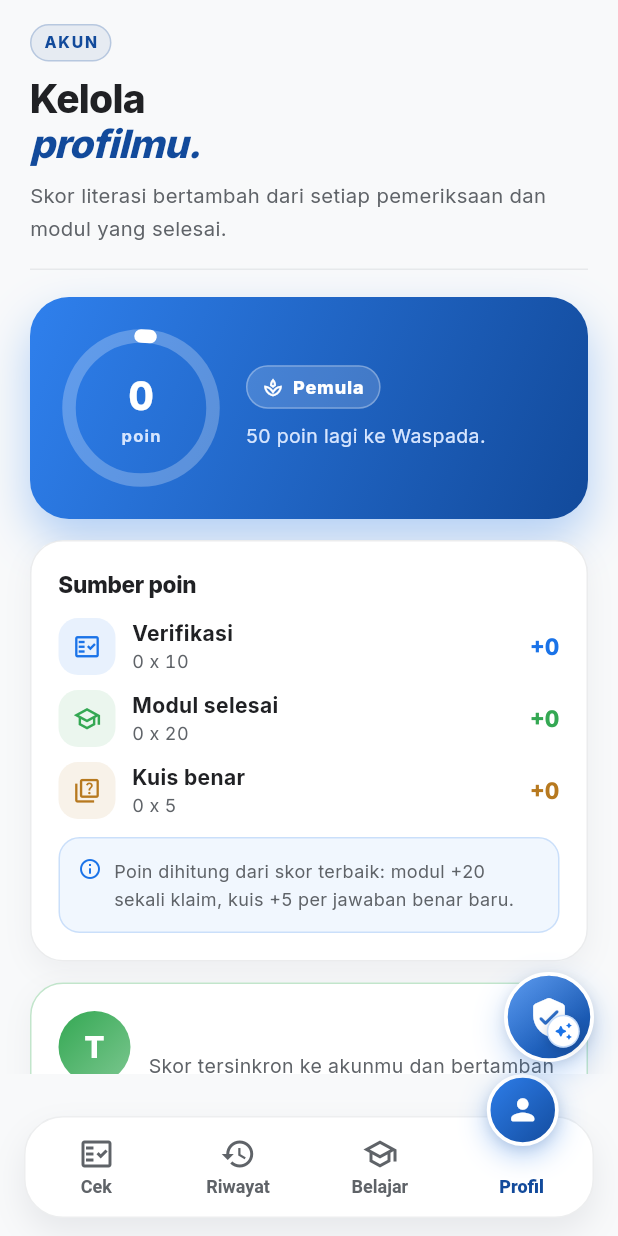
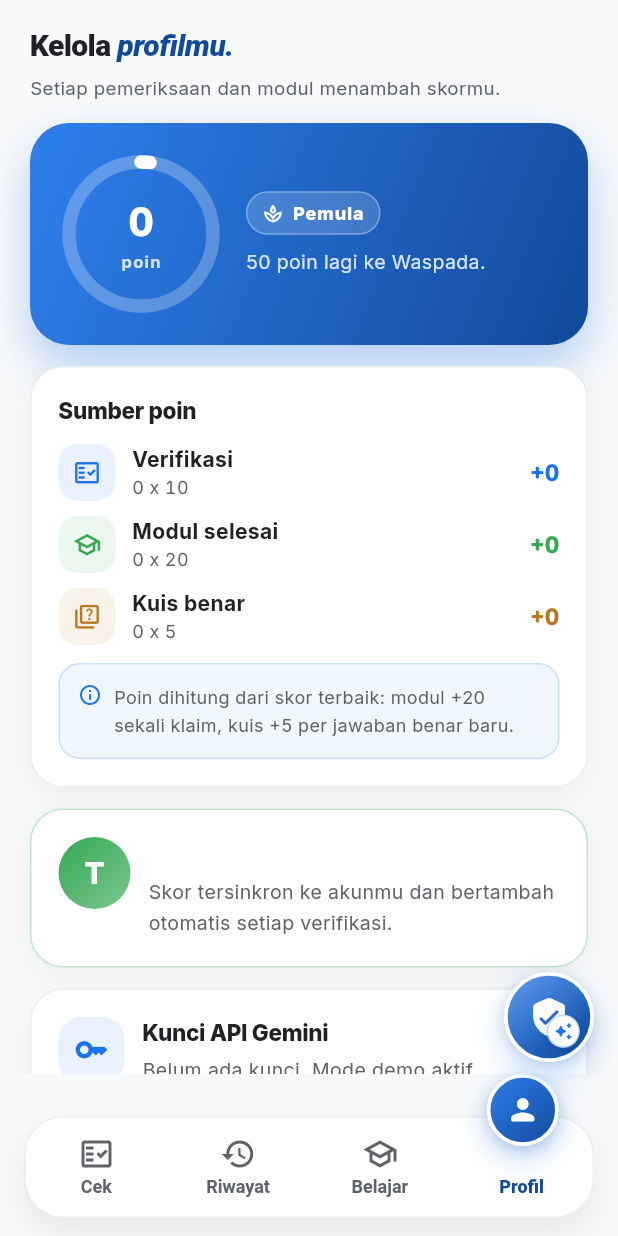
Before and after one commit to andrest1101/literasi-ai, a Flutter app: the HomeScreen screen opened by its route, after a tap on "Pemula", on a phone screen of 412 x 824 dp. Run offline on Flutter 3.47's test engine with Material 3 defaults, Android fonts, the phone set to English and light mode, and no system bars; our stand-ins replace cloud_firestore, firebase_auth, firebase_core, flutter_riverpod, flutter_secure_storage, google_generative_ai and 5 more; accounts and stored records are empty.

Commit message:
feat(ui): header compact Riwayat, Belajar, Profil

```diff
--- a/lib/core/constants/app_strings.dart
+++ b/lib/core/constants/app_strings.dart
@@ -1,6 +1,6 @@
 import '../errors/failures.dart';
 
-// String terpusat — Bahasa Indonesia (PRD: AI response santai tapi informatif).
+// String terpusat: Bahasa Indonesia (PRD: AI response santai tapi informatif).
 abstract final class AppStrings {
   static const String appName = 'LiterasiAI';
   static const String tagline =
@@ -136,12 +136,9 @@ abstract final class AppStrings {
   static const String homeCheckTitle1 = 'Cek kebenaran';
   static const String homeCheckTitle2 = 'sebelum sebar.';
   static const String homeCheckSubtitle =
-      'Satu sesi fokus untuk teks, gambar, atau link — hasil dan saran verifikasi langsung keluar.';
-  static const String homeHistoryEyebrow = 'AKTIVITAS';
+      'Satu sesi fokus untuk teks, gambar, atau link. Hasil dan saran verifikasi langsung keluar.';
   static const String homeHistoryTitle1 = 'Jejak';
   static const String homeHistoryTitle2 = 'pemeriksaanmu.';
-  static const String homeHistorySubtitle =
-      'Semua hasil yang tersimpan, siap ditinjau kembali.';
   static const String historyFilterAll = 'Semua';
   static const String historyFilterHoaks = 'Hoaks';
   static const String historyFilterValid = 'Valid';
@@ -162,11 +159,8 @@ abstract final class AppStrings {
   static const String historySearchHint = 'Cari informasi yang pernah dicek...';
   static const String historyStatsTitle = 'Ringkasan';
   static const String historyDetailTitle = 'Detail Riwayat';
-  static const String homeLearnEyebrow = 'EDUKASI';
   static const String homeLearnTitle1 = 'Naikkan';
   static const String homeLearnTitle2 = 'literasimu.';
-  static const String homeLearnSubtitle =
-      'Tiga modul singkat plus kuis untuk melatih insting cek fakta.';
   static const String learnProgressSuffix = 'modul selesai';
   static const String learnProgressLoading = 'Memuat progres belajar...';
   static const String learnPointsNote =
@@ -193,11 +187,10 @@ abstract final class AppStrings {
   static const String learnQuizBack = 'Kembali ke modul';
   static const String learnGuestNote =
       'Masuk untuk menyimpan progres ke semua perangkat. Tanpa login progres hanya sesi ini.';
-  static const String homeProfileEyebrow = 'AKUN';
   static const String homeProfileTitle1 = 'Kelola';
   static const String homeProfileTitle2 = 'profilmu.';
   static const String homeProfileSubtitle =
-      'Skor literasi bertambah dari setiap pemeriksaan dan modul yang selesai.';
+      'Setiap pemeriksaan dan modul menambah skormu.';
   static const String scoreLevelPrefix = 'Level';
   static const String scorePointsSuffix = 'poin';
   static const String scoreToNextPrefix = 'poin lagi ke';
@@ -259,7 +252,7 @@ abstract final class AppStrings {
       'Buat gratis di Google AI Studio, salin kuncinya, lalu tempel di sini. Kunci tidak pernah dikirim ke mana pun selain API Gemini.';
   static const String demoBadge = 'DEMO';
   static const String demoResultNote =
-      'Hasil demo offline — bukan penilaian AI live. Sambungkan kunci API untuk verifikasi sungguhan.';
+      'Hasil demo offline, bukan penilaian AI live. Sambungkan kunci API untuk verifikasi sungguhan.';
   static const String chatGreetingTitle = 'Halo, aku asisten literasimu.';
   static const String chatGreetingSubtitle =
       'Tanya soal hoaks, clickbait, atau cara verifikasi sumber. Jawabanku santai tapi tetap kritis.';
@@ -340,7 +333,7 @@ abstract final class AppStrings {
   static const String quickCheckSuggestionLabel = 'Saran tindak lanjut';
   static const String quickCheckConfidenceLabel = 'Tingkat keyakinan AI';
 
-  /// Kalimat kesimpulan satu-baris per verdict — status definitif atas
+  /// Kalimat kesimpulan satu-baris per verdict: status definitif atas
   /// informasi yang diperiksa ("apa kesimpulan AI"), BUKAN perintah
   /// perilaku. Perilaku spesifik ("jangan teruskan pesan aslinya")
   /// ditangani "Saran tindak lanjut" per kasus, sehingga tidak
@@ -373,7 +366,7 @@ abstract final class AppStrings {
   static const String connectionTestRun = 'Tes koneksi sekarang';
   static const String connectionTestRunning = 'Menghubungi server AI...';
   static const String connectionTestOk =
-      'Koneksi AI OK. Server menjawab dalam hitungan detik — kunci dan jaringan beres.';
+      'Koneksi AI OK. Server menjawab dalam hitungan detik. Kunci dan jaringan beres.';
   static const String connectionTestSlow =
       'Server tidak menjawab. Periksa koneksi, matikan VPN/ad-block, atau izinkan aplikasi di firewall/antivirus.';
   static const String connectionTestKeyInvalid =
--- a/lib/features/score/presentation/screens/profile_screen.dart
+++ b/lib/features/score/presentation/screens/profile_screen.dart
@@ -5,7 +5,6 @@ import 'package:flutter_riverpod/flutter_riverpod.dart';
 import '../../../../core/constants/app_colors.dart';
 import '../../../../core/constants/app_strings.dart';
 import '../../../../core/utils/api_key_resolver.dart';
-import '../../../../shared/widgets/app_section_header.dart';
 import '../../../auth/presentation/screens/auth_screen.dart';
 import '../../../history/presentation/providers/history_providers.dart';
 import '../providers/score_providers.dart';
@@ -13,7 +12,7 @@ import '../widgets/score_breakdown.dart';
 import '../widgets/score_ring.dart';
 import 'api_key_screen.dart';
 
-/// Tab Profil fungsional pertama — skor + akun + info.
+/// Tab Profil fungsional pertama: skor + akun + info.
 ///
 /// Header kontekstual, cincin skor animasi, rincian sumber poin, dan kartu
 /// akun yang jujur membedakan mode anonim vs tersinkron.
@@ -33,14 +32,8 @@ class ProfileScreen extends ConsumerWidget {
           child: Column(
             crossAxisAlignment: CrossAxisAlignment.stretch,
             children: [
-              const AppSectionHeader(
-                eyebrow: AppStrings.homeProfileEyebrow,
-                titleLine1: AppStrings.homeProfileTitle1,
-                titleLine2: AppStrings.homeProfileTitle2,
-                subtitle: AppStrings.homeProfileSubtitle,
-                accent: SectionAccent.profile,
-              ),
-              const SizedBox(height: 18),
+              const _ProfileHeading(),
+              const SizedBox(height: 14),
               score.when(
                 loading: () => const _ScoreShimmer(),
                 error: (_, _) => _ScoreError(
@@ -76,7 +69,60 @@ User? _safeUser() {
   }
 }
 
-/// Kartu akun — avatar + status jujur + CTA masuk bagi tamu.
+/// Heading compact tab Profil: judul two-tone 20px + 1 baris cara skor
+/// bertambah. ScoreRing di bawahnya TIDAK disentuh: ring adalah konten
+/// utama tab ini, bukan dekorasi. Menggantikan header editorial penuh;
+/// aksen biru-personal dipertahankan pada kata kedua.
+class _ProfileHeading extends StatelessWidget {
+  const _ProfileHeading();
+
+  @override
+  Widget build(BuildContext context) {
+    return const Column(
+      crossAxisAlignment: CrossAxisAlignment.start,
+      children: [
+        Text.rich(
+          TextSpan(
+            children: [
+              TextSpan(
+                text: AppStrings.homeProfileTitle1,
+                style: TextStyle(
+                  fontSize: 20,
+                  fontWeight: FontWeight.w800,
+                  letterSpacing: -0.4,
+                  color: AppColors.textPrimary,
+                ),
+              ),
+              TextSpan(
+                text: ' ${AppStrings.homeProfileTitle2}',
+                style: TextStyle(
+                  fontSize: 20,
+                  fontWeight: FontWeight.w800,
+                  fontStyle: FontStyle.italic,
+                  letterSpacing: -0.4,
+                  color: AppColors.primaryDark,
+                ),
+              ),
+            ],
+          ),
+        ),
+        SizedBox(height: 4),
+        Text(
+          AppStrings.homeProfileSubtitle,
+          maxLines: 2,
+          overflow: TextOverflow.ellipsis,
+          style: TextStyle(
+            fontSize: 12.5,
+            height: 1.55,
+            color: AppColors.textSecondary,
+          ),
+        ),
+      ],
+    );
+  }
+}
+
+/// Kartu akun: avatar + status jujur + CTA masuk bagi tamu.
 ///
 /// Anonim/tanpa login mendapat avatar "T" + tombol Masuk (route `/auth`
 /// yang sudah ada, tanpa flow baru). Tersinkron mendapat avatar inisial
@@ -196,7 +242,7 @@ class _AccountCard extends ConsumerWidget {
   }
 }
 
-/// Skeleton bernyawa saat skor dimuat — bukan kotak putih polos.
+/// Skeleton bernyawa saat skor dimuat: bukan kotak putih polos.
 class _ScoreShimmer extends StatefulWidget {
   const _ScoreShimmer();
 
@@ -296,7 +342,7 @@ class _ScoreShimmerState extends State<_ScoreShimmer>
   }
 }
 
-/// Kartu kunci API di Profil — entry point BYOK yang mudah ditemukan.
+/// Kartu kunci API di Profil: entry point BYOK yang mudah ditemukan.
 ///
 /// Menampilkan status (dart-define / kunci perangkat / demo) + tombol ke
 /// layar pengaturan. Guest tanpa login tetap bisa memakai fitur ini karena
@@ -413,7 +459,7 @@ class _ApiKeyCard extends ConsumerWidget {
   }
 }
 
-/// Error card informatif bila stream skor gagal — dengan tombol coba lagi.
+/// Error card informatif bila stream skor gagal: dengan tombol coba lagi.
 /// Pesan menegaskan ini soal penyimpanan skor (Firestore), bukan kunci API,
 /// agar tidak tertukar dengan error Gemini.
 class _ScoreError extends StatelessWidget {
```
Also changed, not shown: lib/features/history/presentation/screens/history_list_screen.dart (+48 -14 lines), lib/features/learn/presentation/screens/course_list_screen.dart (+44 -11 lines), 7 other files.
